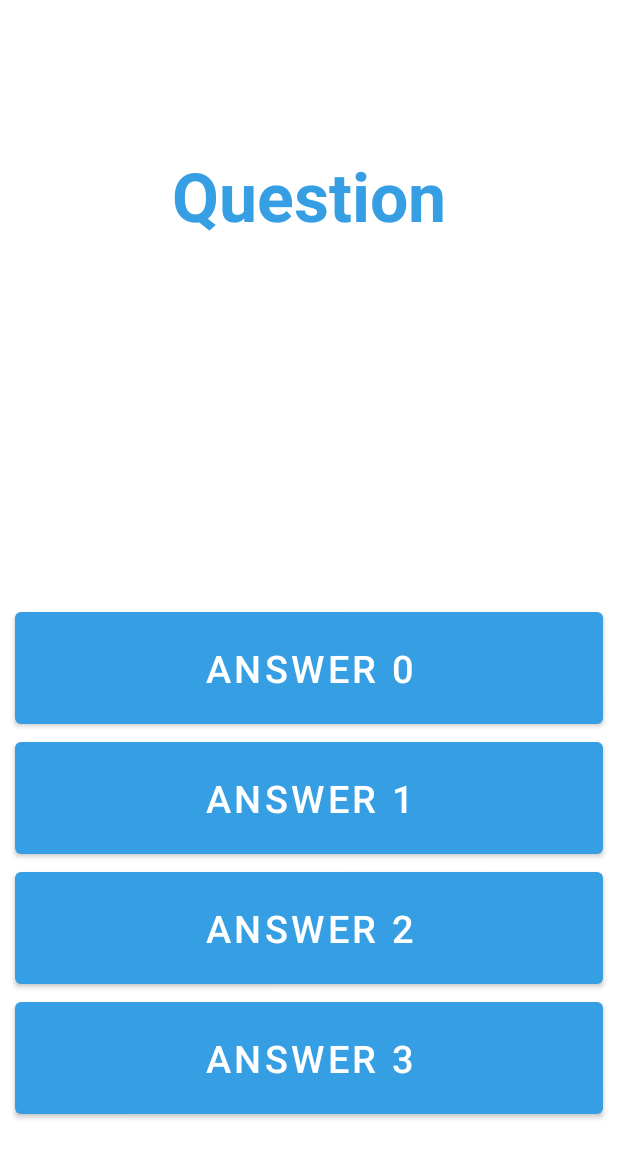
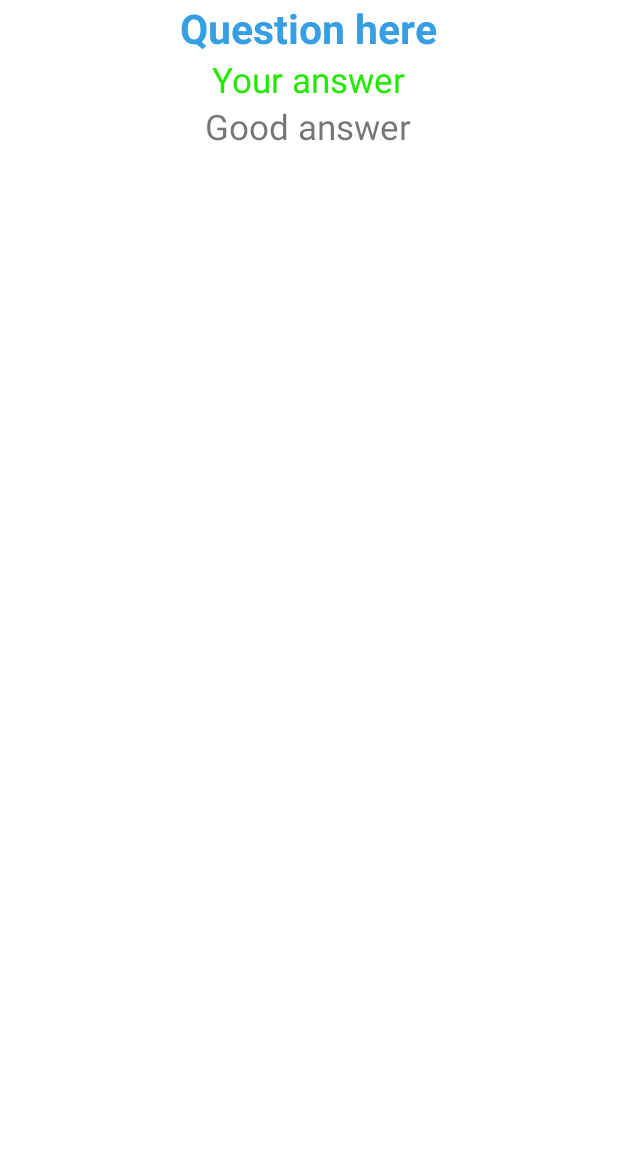
Before and after one commit to Alexandre-Vernet/Quizz, an Android app: the MainActivity screen opened directly, with no data from a screen before it, after a tap on "ANSWER 1", on a phone screen of 412 x 824 dp. Shown: the top 1158 px of the screen. Run offline under Robolectric (Android 15) with nearby library versions, the phone set to English and light mode, and no system bars; 2 statements that could not run were skipped.

Commit message:
Add AnswerActivity

```diff
--- a/app/src/main/AndroidManifest.xml
+++ b/app/src/main/AndroidManifest.xml
@@ -9,6 +9,7 @@
         android:roundIcon="@drawable/icon"
         android:supportsRtl="true"
         android:theme="@style/Theme.Quizz">
+        <activity android:name=".AnswerActivity"></activity>
         <activity android:name=".CategoryActivity">
             <intent-filter>
                 <action android:name="android.intent.action.MAIN" />
--- /dev/null
+++ b/app/src/main/java/com/ynov/vernet/quizz/AnswerActivity.java
@@ -0,0 +1,23 @@
+package com.ynov.vernet.quizz;
+
+import androidx.appcompat.app.AppCompatActivity;
+
+import android.os.Bundle;
+import android.util.Log;
+
+public class AnswerActivity extends AppCompatActivity {
+
+    private static final String TAG = "AnswerActivity";
+
+    @Override
+    protected void onCreate(Bundle savedInstanceState) {
+        super.onCreate(savedInstanceState);
+        setContentView(R.layout.activity_answer);
+
+        // Get question's id
+        int[] id = getIntent().getIntArrayExtra("id");
+        getIntent().getArray
+        Log.d(TAG, "onCreate: " + id);
+
+    }
+}
--- a/app/src/main/java/com/ynov/vernet/quizz/MainActivity.java
+++ b/app/src/main/java/com/ynov/vernet/quizz/MainActivity.java
@@ -10,12 +10,15 @@ import android.widget.TextView;
 import androidx.appcompat.app.AlertDialog;
 import androidx.appcompat.app.AppCompatActivity;
 
+import java.util.Arrays;
+
 public class MainActivity extends AppCompatActivity implements View.OnClickListener {
 
     TextView textViewQuestion;
     Button[] btnAnswer = new Button[4];
     String goodAnswer;
     int score = 0;
+    int[] id = new int[11];
     int countQuestion = 0;
 
     private static final String TAG = "MainActivity";
@@ -26,6 +29,8 @@ public class MainActivity extends AppCompatActivity implements View.OnClickListe
         setContentView(R.layout.activity_main);
 
         textViewQuestion = findViewById(R.id.textViewQuestion);
+
+        Arrays.fill(id, 0);
 
         // Buttons
         btnAnswer[0] = findViewById(R.id.btnAnswer_0);
@@ -38,7 +43,7 @@ public class MainActivity extends AppCompatActivity implements View.OnClickListe
             btnAnswer[i].setOnClickListener(this);
 
         // Get category sent via menu
-        getCategory();
+        this.getCategory();
     }
 
     // Get category of question
@@ -62,9 +67,18 @@ public class MainActivity extends AppCompatActivity implements View.OnClickListe
     @Override
     public void onClick(View v) {
 
+        // Implement id
+        this.id[countQuestion]++;
+
         // Generate 10 questions
-        if (this.countQuestion >= 10) {
-            gameDone();
+        if (this.countQuestion >= 1) {     /*10*/
+//            gameDone();
+
+            Intent intent = new Intent(getApplicationContext(), AnswerActivity.class);
+            intent.putExtra("id", id[0]);
+            startActivity(intent);
+            finish();
+
             return;
         }
 
--- /dev/null
+++ b/app/src/main/res/layout/activity_answer.xml
@@ -0,0 +1,53 @@
+<?xml version="1.0" encoding="utf-8"?>
+<LinearLayout xmlns:android="http://schemas.android.com/apk/res/android"
+    xmlns:tools="http://schemas.android.com/tools"
+    android:layout_width="match_parent"
+    android:layout_height="match_parent"
+    android:gravity="center_horizontal"
+    android:orientation="vertical"
+    tools:context=".AnswerActivity">
+
+    <TableLayout
+        android:layout_width="wrap_content"
+        android:layout_height="wrap_content">
+
+        <TableRow
+            android:layout_width="wrap_content"
+            android:layout_height="wrap_content">
+
+            <TextView
+                android:layout_width="wrap_content"
+                android:layout_height="wrap_content"
+                android:text="Question here"
+                android:textAlignment="center"
+                android:textColor="@color/primary_color"
+                android:textSize="27sp"
+                android:textStyle="bold" />
+        </TableRow>
+
+        <TableRow
+            android:layout_width="wrap_content"
+            android:layout_height="wrap_content">
+
+            <TextView
+                android:layout_width="wrap_content"
+                android:layout_height="wrap_content"
+                android:text="Your answer"
+                android:textAlignment="center"
+                android:textColor="@color/good_answer"
+                android:textSize="23sp" />
+        </TableRow>
+
+        <TableRow
+            android:layout_width="wrap_content"
+            android:layout_height="wrap_content">
+
+            <TextView
+                android:layout_width="wrap_content"
+                android:layout_height="wrap_content"
+                android:text="Good answer"
+                android:textAlignment="center"
+                android:textSize="23sp" />
+        </TableRow>
+    </TableLayout>
+</LinearLayout>
--- a/app/src/main/res/values/colors.xml
+++ b/app/src/main/res/values/colors.xml
@@ -10,4 +10,6 @@
 
     <color name="primary_color">#369ee3</color>
     <color name="secondary_color">#3db2ff</color>
+    <color name="wrong_answer">#FF0000</color>
+    <color name="good_answer">#23E800</color>
 </resources>
```
